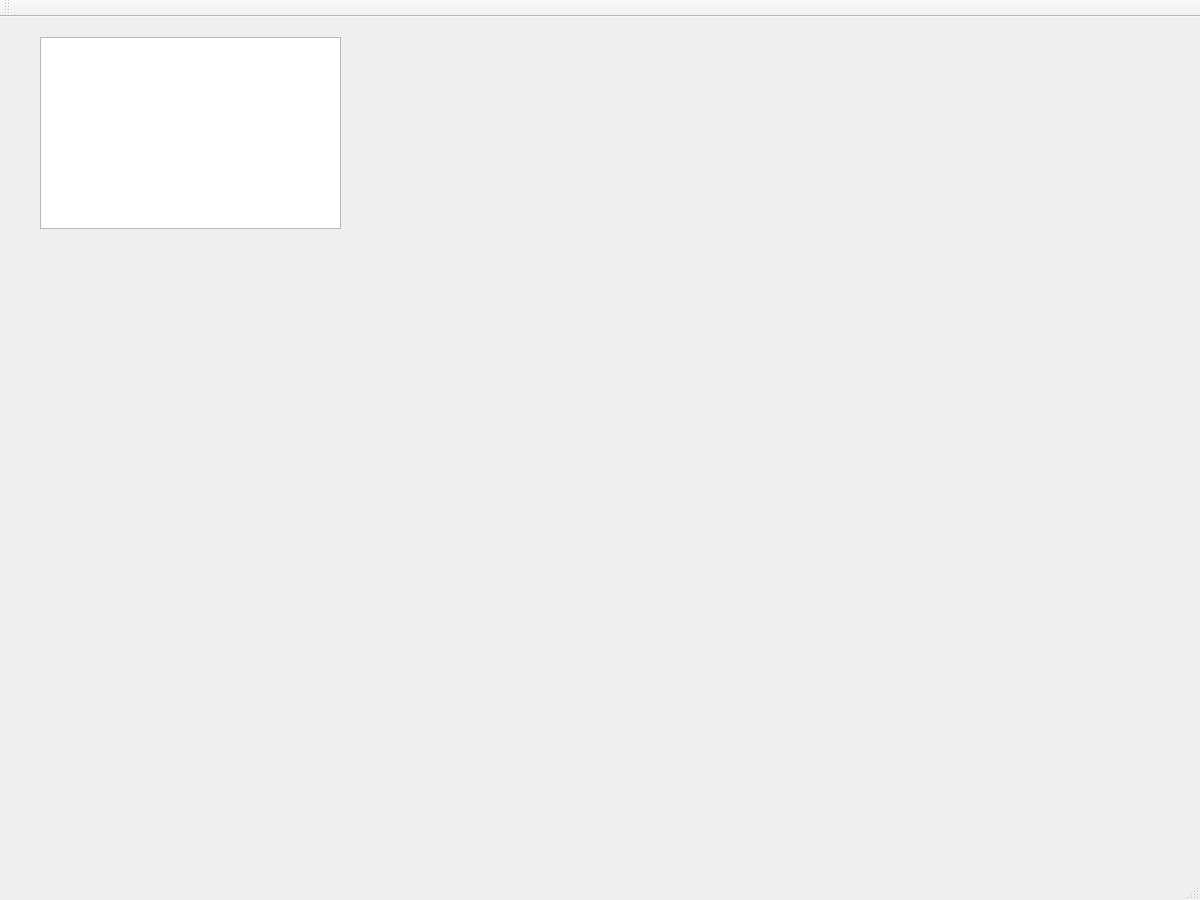
Qt form QSnake/mainwindow.ui (Xambey/QSnake) before a commit.
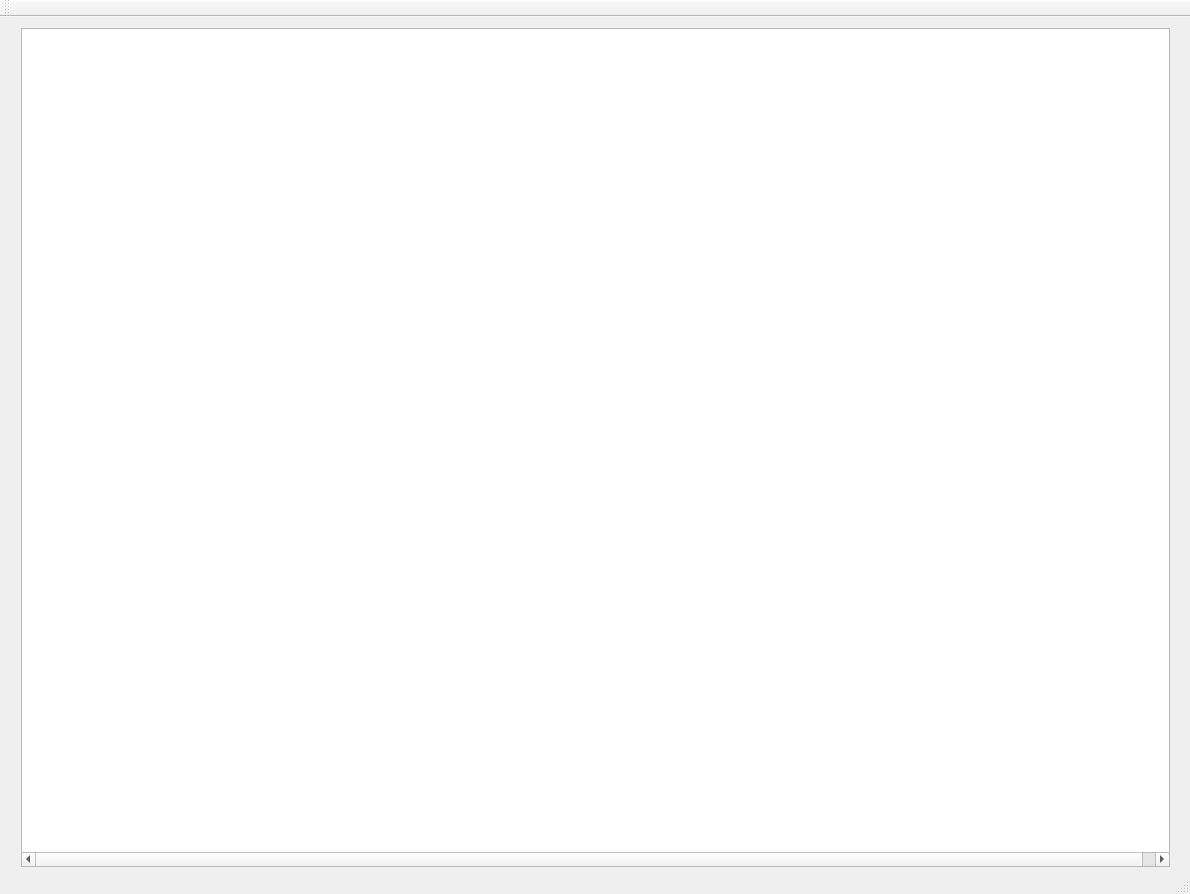
The same form after that commit. Icons and pictures are not drawn.

Diff of the .ui file:
```diff
--- a/QSnake/mainwindow.ui
+++ b/QSnake/mainwindow.ui
@@ -6,8 +6,8 @@
    <rect>
     <x>0</x>
     <y>0</y>
-    <width>1200</width>
-    <height>900</height>
+    <width>1190</width>
+    <height>894</height>
    </rect>
   </property>
   <property name="baseSize">
@@ -20,15 +20,41 @@
    <string>MainWindow</string>
   </property>
   <widget class="QWidget" name="centralWidget">
-   <widget class="QGraphicsView" name="graphicsView">
+   <property name="acceptDrops">
+    <bool>true</bool>
+   </property>
+   <property name="layoutDirection">
+    <enum>Qt::LeftToRight</enum>
+   </property>
+   <widget class="QWidget" name="verticalLayoutWidget">
     <property name="geometry">
      <rect>
-      <x>40</x>
-      <y>20</y>
-      <width>301</width>
-      <height>192</height>
+      <x>10</x>
+      <y>0</y>
+      <width>1171</width>
+      <height>861</height>
      </rect>
     </property>
+    <layout class="QVBoxLayout" name="verticalLayout">
+     <item>
+      <widget class="QGraphicsView" name="graphicsView">
+       <property name="baseSize">
+        <size>
+         <width>1180</width>
+         <height>805</height>
+        </size>
+       </property>
+       <property name="sceneRect">
+        <rectf>
+         <x>0.000000000000000</x>
+         <y>0.000000000000000</y>
+         <width>1160.000000000000000</width>
+         <height>785.000000000000000</height>
+        </rectf>
+       </property>
+      </widget>
+     </item>
+    </layout>
    </widget>
   </widget>
   <widget class="QMenuBar" name="menuBar">
```
Left out of the diff: 11 changed lines with no effect on the pictures.
